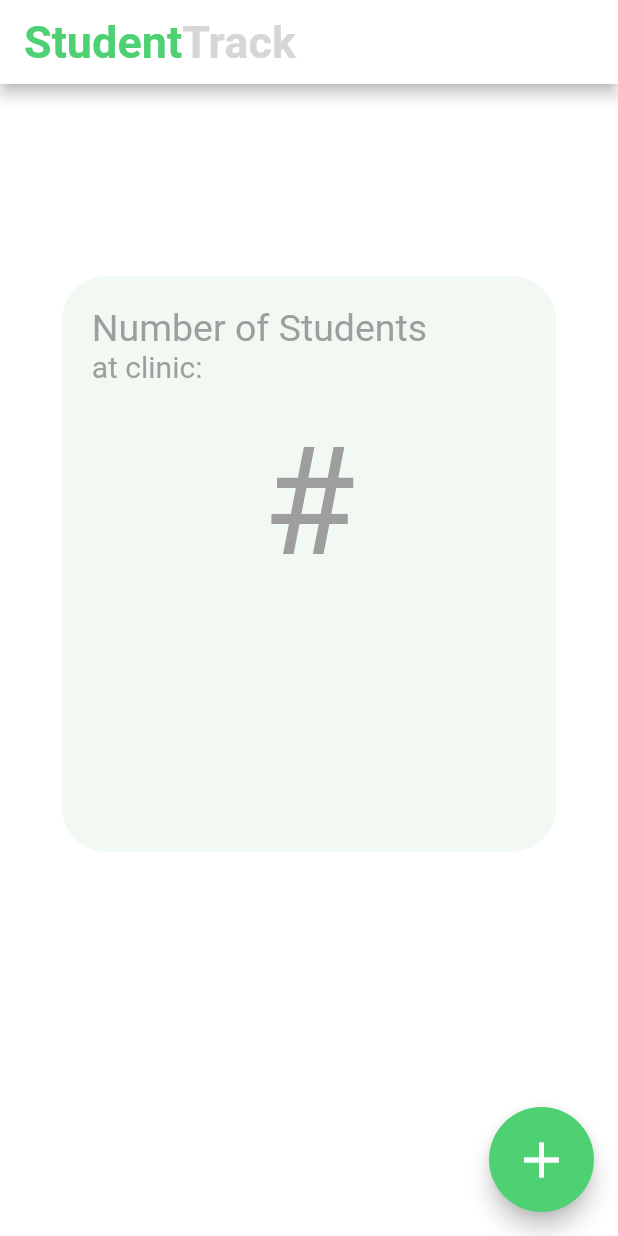
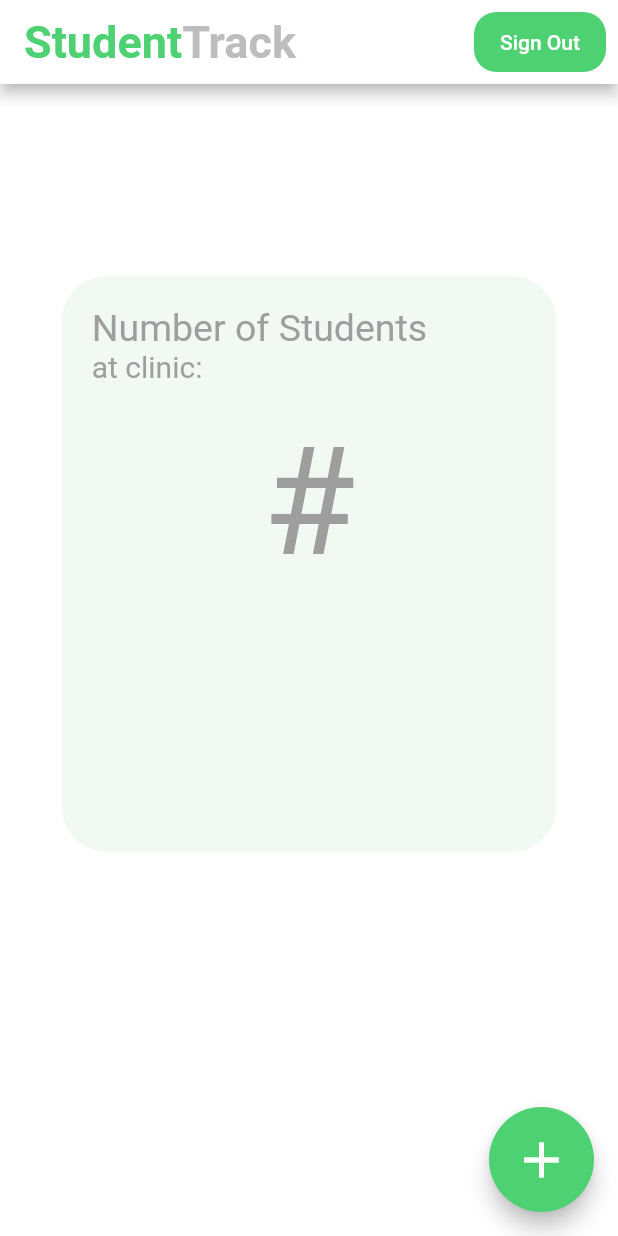
Before and after one commit to JaisonST/studentTrack, a Flutter app: the screen it shows once a user with an empty profile is signed in, on a phone screen of 412 x 824 dp. Run offline on Flutter 3.47's test engine with Material 2 defaults, Android fonts, the phone set to English and light mode, and no system bars; our stand-ins replace firebase_auth, firebase_core, rflutter_alert; accounts and stored records are empty.

Commit message:
sign out button added to teacherUI

```diff
--- a/lib/Screens/Home.dart
+++ b/lib/Screens/Home.dart
@@ -25,8 +25,23 @@ class _TeacherUIState extends State<TeacherUI> {
     return Scaffold(
       backgroundColor: Colors.white,
       appBar: AppBar(
+        actions: <Widget>[
+          Padding(
+            padding: const EdgeInsets.all(8.0),
+            child: FlatButton(
+              color: Color(0xff4dd172),
+              child: Text(
+                'Sign Out',
+                style: TextStyle(color: Colors.white),
+              ),
+              shape: RoundedRectangleBorder(
+                borderRadius: BorderRadius.circular(15.0),
+              ),
+              onPressed: () {},
+            ),
+          ),
+        ],
         centerTitle: false,
-
         backgroundColor: Colors.white, //Color(0xff4DD172),
         title: Row(
           children: <Widget>[
@@ -40,7 +55,7 @@ class _TeacherUIState extends State<TeacherUI> {
             Text(
               'Track',
               style: TextStyle(
-                color: Colors.grey[350],
+                color: Colors.grey[400],
                 fontWeight: FontWeight.bold,
                 fontSize: 30.0,
               ),
```
